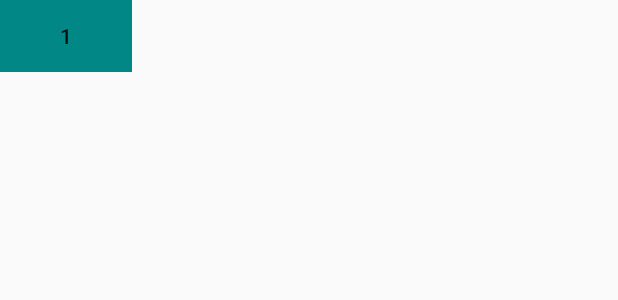
After one commit to jcrucesdeveloper/Euler-1, an Android app: the layout button_level.xml on its own in the app's theme, with its tools: preview values and no code run, on a phone screen of 412 x 824 dp. The commit adds this screen. Shown: the top 300 px of the screen. Run offline under Robolectric (Android 15) with nearby library versions, the phone set to English and light mode, and no system bars.

Commit message:
refactor(LevelNumbersActivity): added 100th levelButtons

```diff
--- /dev/null
+++ b/app/src/main/res/layout/button_level.xml
@@ -0,0 +1,14 @@
+<?xml version="1.0" encoding="utf-8"?>
+<LinearLayout xmlns:android="http://schemas.android.com/apk/res/android"
+    android:layout_width="wrap_content"
+    android:layout_height="wrap_content"
+    android:orientation="vertical">
+
+    <Button
+        android:id="@+id/levelButton"
+        android:layout_width="wrap_content"
+        android:layout_height="wrap_content"
+        android:background="@color/teal_700"
+        android:onClick="onClickAlternative"
+        android:text="1" />
+</LinearLayout>
```
Also changed, not shown: app/src/main/java/com/jorgecruces/euler1/activities/NumbersLevelsActivity.java (+19 -3 lines), app/src/main/java/com/jorgecruces/euler1/view/numberLevelActivity/LevelButton.java (added, +42 -0 lines), app/src/main/res/layout/activity_numbers_levels.xml (+6 -22 lines).
